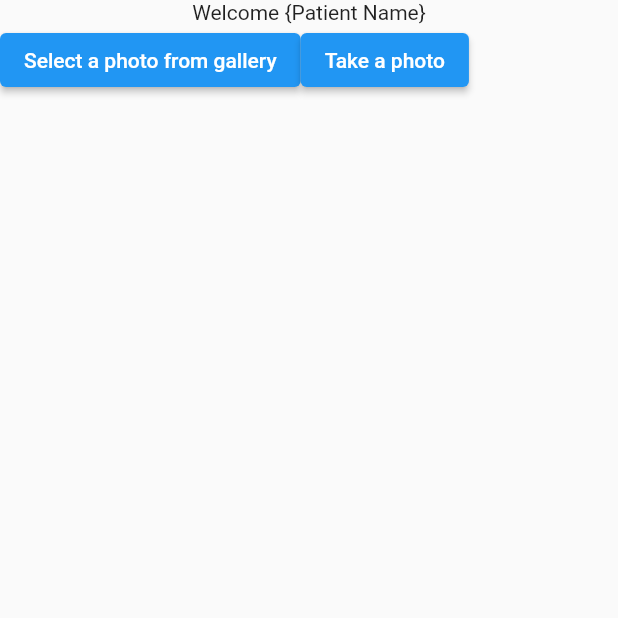
After one commit to youssef-mohamed1809/medical_diagnosis_app, a Flutter app: the MainScreen screen opened directly, after a tap on "Take a photo", on a phone screen of 412 x 824 dp, the top half of it. The commit adds this screen. Run offline on Flutter 3.47's test engine with Material 2 defaults, Android fonts, the phone set to English and light mode, and no system bars; our stand-ins replace image_picker.

Commit message:
added open camera, choose gallery

```diff
--- /dev/null
+++ b/lib/camerabtn.dart
@@ -0,0 +1,36 @@
+import 'dart:io';
+
+import 'package:flutter/material.dart';
+import 'package:flutter/services.dart';
+import 'package:image_picker/image_picker.dart';
+
+class CameraButton extends StatefulWidget {
+  const CameraButton({super.key});
+
+  @override
+  State<CameraButton> createState() => _CameraButtonState();
+}
+
+class _CameraButtonState extends State<CameraButton> {
+  File? image;
+  Future openCamera() async {
+    try {
+      final image = await ImagePicker().pickImage(source: ImageSource.camera);
+      if (image == null) return;
+      final imageTemp = File(image.path);
+      setState(() => this.image = imageTemp);
+    } on PlatformException catch (e) {
+      print('Failed to pick image: $e');
+    }
+  }
+
+  @override
+  Widget build(BuildContext context) {
+    return ElevatedButton(
+      onPressed: openCamera,
+      child: const Text(
+        "Take a photo",
+      ),
+    );
+  }
+}
--- /dev/null
+++ b/lib/gallerybtn.dart
@@ -0,0 +1,35 @@
+import 'dart:io';
+
+import 'package:flutter/material.dart';
+import 'package:image_picker/image_picker.dart';
+
+class GalleryButton extends StatefulWidget {
+  const GalleryButton({super.key});
+
+  @override
+  State<GalleryButton> createState() => _GalleryButtonState();
+}
+
+class _GalleryButtonState extends State<GalleryButton> {
+  File? _image;
+
+  Future getImage() async {
+    final image = await ImagePicker().pickImage(source: ImageSource.gallery);
+    if (image == null) return;
+
+    final imageTemporary = File(image.path);
+    setState(
+      () => _image = imageTemporary,
+    );
+  }
+
+  @override
+  Widget build(BuildContext context) {
+    return ElevatedButton(
+      onPressed: getImage,
+      child: const Text(
+        "Select a photo from gallery",
+      ),
+    );
+  }
+}
--- a/lib/main.dart
+++ b/lib/main.dart
@@ -1,10 +1,11 @@
 import 'package:flutter/material.dart';
-import 'parent_container.dart';
+import 'welcome.dart';
 
 void main() {
   runApp(
     const MaterialApp(
-      home: ParentContainer(),
+      debugShowCheckedModeBanner: false,
+      home: WelcomeScreen(),
     ),
   );
 }
--- /dev/null
+++ b/lib/mainscreen.dart
@@ -0,0 +1,25 @@
+import 'package:flutter/material.dart';
+import 'package:medical_diagnosis_app/gallerybtn.dart';
+
+import 'camerabtn.dart';
+
+class MainScreen extends StatelessWidget {
+  const MainScreen({super.key});
+
+  @override
+  Widget build(BuildContext context) {
+    return Scaffold(
+      body: Column(
+        children: [
+          const Text("Welcome {Patient Name}"),
+          Row(
+            children: const [
+              GalleryButton(),
+              CameraButton(),
+            ],
+          )
+        ],
+      ),
+    );
+  }
+}
--- a/pubspec.yaml
+++ b/pubspec.yaml
@@ -35,6 +35,7 @@ dependencies:
   # The following adds the Cupertino Icons font to your application.
   # Use with the CupertinoIcons class for iOS style icons.
   cupertino_icons: ^1.0.2
+  image_picker: ^0.8.7+5
 
 dev_dependencies:
   flutter_test:
```
Also changed, not shown: lib/login.dart (added, +119 -0 lines), lib/parent_container.dart (deleted, +0 -12 lines), lib/welcome.dart (+10 -1 lines), pubspec.lock.
